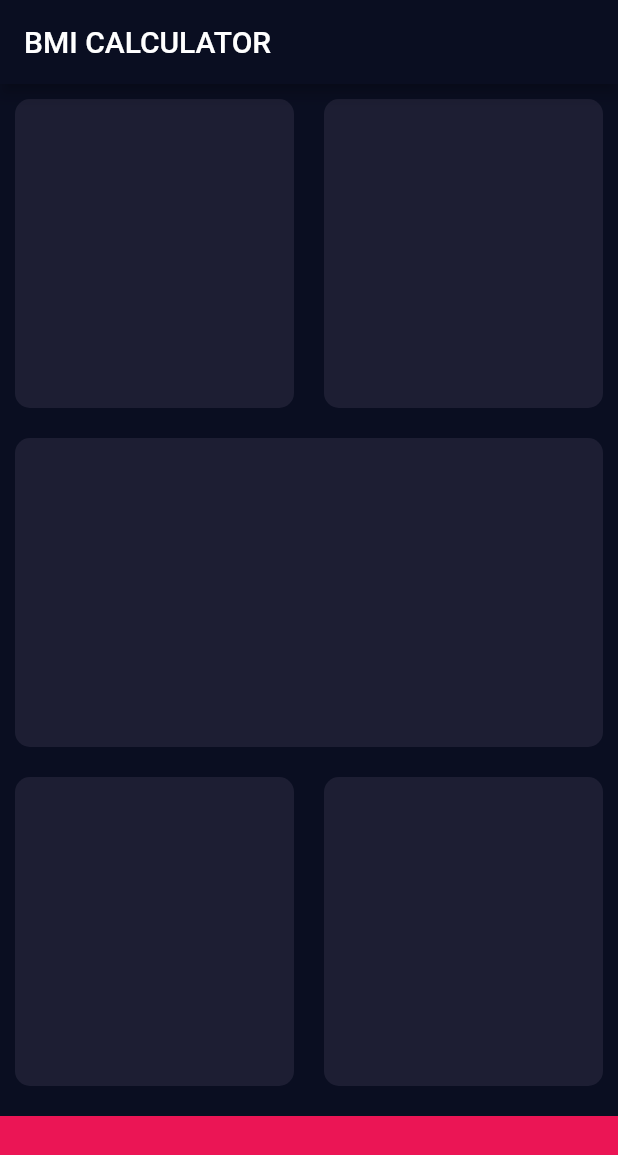
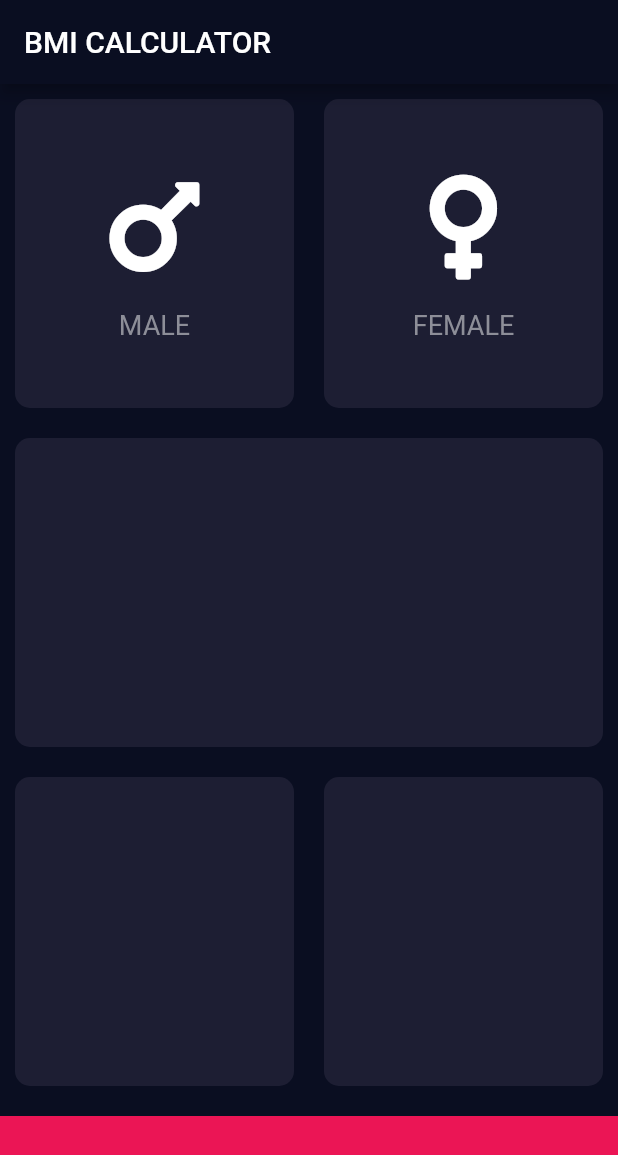
Before and after one commit to ahmed-mahraf/BMI-Calculator, a Flutter app: the screen it shows after launch, on a phone screen of 412 x 824 dp. Shown: the top 1155 px of the screen. Run offline on Flutter 3.47's test engine with Material 2 defaults, Android fonts, the phone set to English and light mode, and no system bars; our stand-ins replace font_awesome_flutter.

```diff
--- /dev/null
+++ b/lib/icon_content.dart
@@ -0,0 +1,33 @@
+import 'package:flutter/material.dart';
+
+const textLabelStyle = TextStyle(
+  fontSize: 18.0,
+  color: Color(0xFF8D8E98),
+);
+
+class IconContent extends StatelessWidget {
+  final IconData icon;
+  final String label;
+
+  IconContent({required this.icon, required this.label});
+
+  @override
+  Widget build(BuildContext context) {
+    return Column(
+      mainAxisAlignment: MainAxisAlignment.center,
+      children: <Widget>[
+        Icon(
+          icon,
+          size: 80.0,
+        ),
+        SizedBox(
+          height: 15.0,
+        ),
+        Text(
+          label,
+          style: textLabelStyle,
+        ),
+      ],
+    );
+  }
+}
--- a/lib/input_page.dart
+++ b/lib/input_page.dart
@@ -1,4 +1,8 @@
 import 'package:flutter/material.dart';
+import 'package:font_awesome_flutter/font_awesome_flutter.dart';
+
+import 'icon_content.dart';
+import 'reusable_card.dart';
 
 const activeCardColor = Color(0xFF1D1E33);
 const bottomContainerHeight = 80.0;
@@ -24,37 +28,48 @@ class _InputPageState extends State<InputPage> {
                 Expanded(
                   child: ReusableCard(
                     colour: activeCardColor,
+                    cardChild: IconContent(
+                      icon: FontAwesomeIcons.mars,
+                      label: 'MALE',
+                    ),
                   ),
-                ),
+                ), //Left Box
                 Expanded(
                   child: ReusableCard(
                     colour: activeCardColor,
+                    cardChild: IconContent(
+                      icon: FontAwesomeIcons.venus,
+                      label: 'FEMALE',
+                    ),
                   ),
-                ),
+                ), // Right Box
               ],
             ),
-          ),
+          ), // Top Column
           Expanded(
             child: ReusableCard(
               colour: activeCardColor,
+              cardChild: Row(),
             ),
-          ),
+          ), // Middle Column
           Expanded(
             child: Row(
               children: <Widget>[
                 Expanded(
                   child: ReusableCard(
                     colour: activeCardColor,
+                    cardChild: Column(),
                   ),
                 ),
                 Expanded(
                   child: ReusableCard(
                     colour: activeCardColor,
+                    cardChild: Column(),
                   ),
                 ),
               ],
             ),
-          ),
+          ), // End Column
           Container(
             color: bottomContainerColor,
             margin: EdgeInsets.only(top: 10.0),
@@ -66,20 +81,3 @@ class _InputPageState extends State<InputPage> {
     );
   }
 }
-
-class ReusableCard extends StatelessWidget {
-  final Color colour;
-
-  ReusableCard({required this.colour});
-
-  @override
-  Widget build(BuildContext context) {
-    return Container(
-      margin: EdgeInsets.all(10.0),
-      decoration: BoxDecoration(
-        color: colour,
-        borderRadius: BorderRadius.circular(10.0),
-      ),
-    );
-  }
-}
--- /dev/null
+++ b/lib/reusable_card.dart
@@ -0,0 +1,20 @@
+import 'package:flutter/material.dart';
+
+class ReusableCard extends StatelessWidget {
+  final Color colour;
+  final Widget cardChild;
+
+  ReusableCard({required this.colour, required this.cardChild});
+
+  @override
+  Widget build(BuildContext context) {
+    return Container(
+      child: cardChild,
+      margin: EdgeInsets.all(10.0),
+      decoration: BoxDecoration(
+        color: colour,
+        borderRadius: BorderRadius.circular(10.0),
+      ),
+    );
+  }
+}
```
Also changed, not shown: pubspec.yaml (+1 -54 lines), pubspec.lock.
